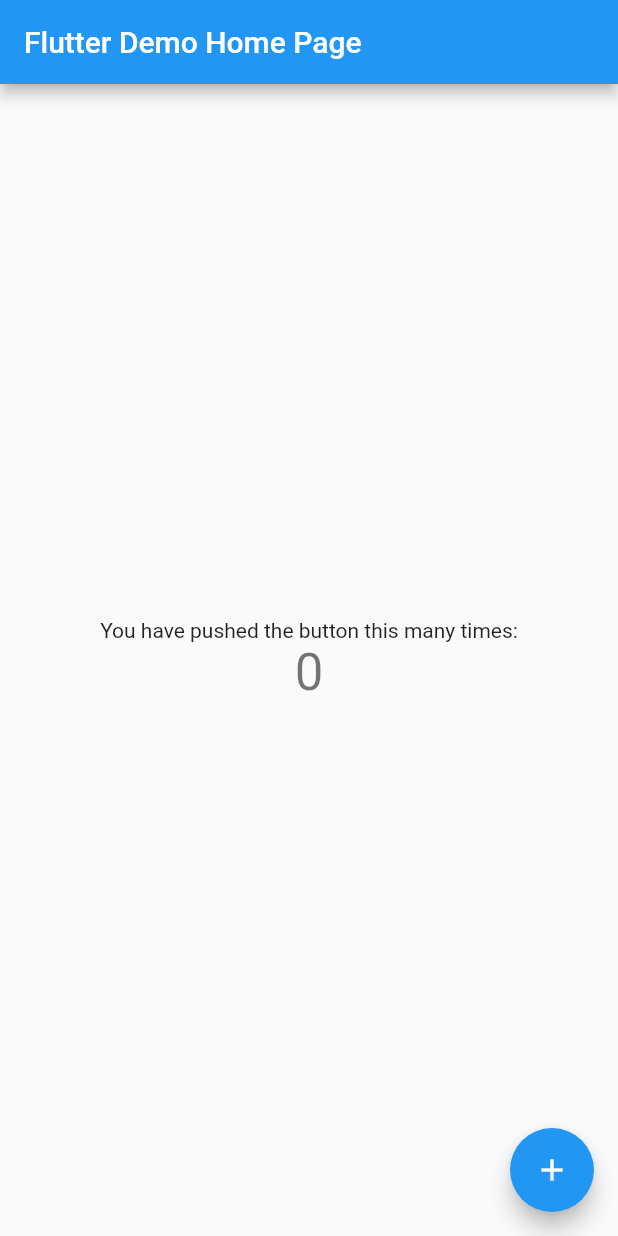
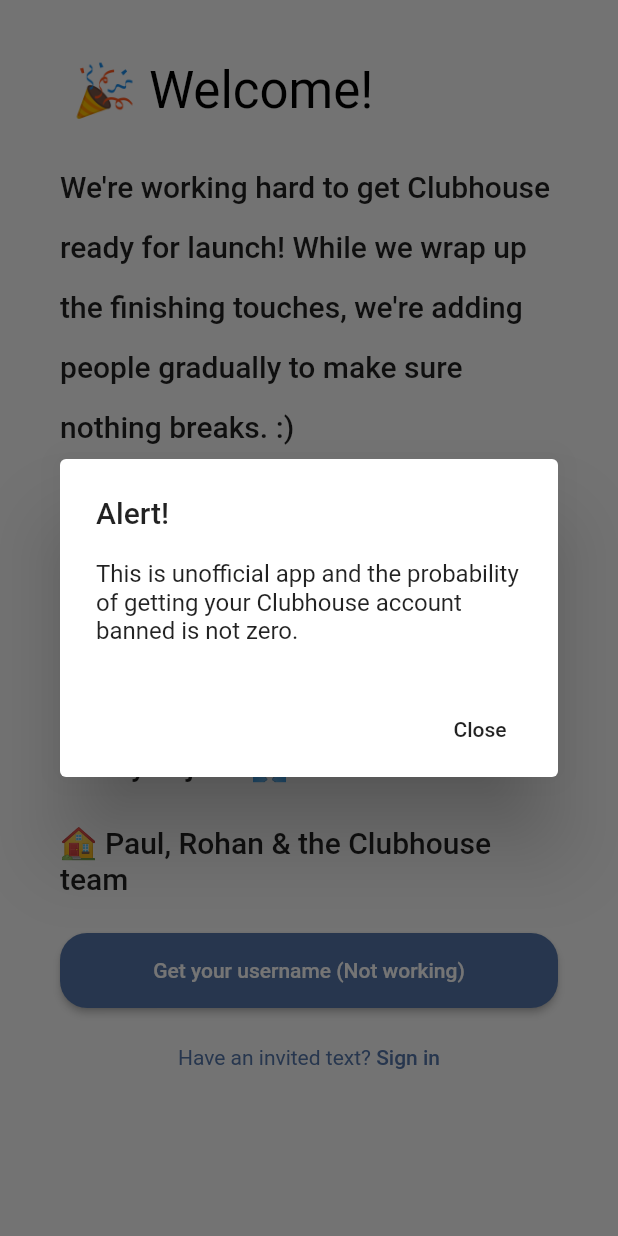
Before and after one commit to markMichail/clubhouse-unofficial, a Flutter app: the screen it shows after launch, on a phone screen of 412 x 824 dp. Run offline on Flutter 3.47's test engine with Material 2 defaults, Android fonts, the phone set to English and light mode, and no system bars; our stand-ins replace shared_preferences.

Commit message:
welcome screen and alert message

```diff
--- a/lib/main.dart
+++ b/lib/main.dart
@@ -1,3 +1,4 @@
+import 'package:club_house_unofficial/screens/welcome_screen.dart';
 import 'package:flutter/material.dart';
 
 void main() {
@@ -5,113 +6,18 @@ void main() {
 }
 
 class MyApp extends StatelessWidget {
-  // This widget is the root of your application.
   @override
   Widget build(BuildContext context) {
     return MaterialApp(
-      title: 'Flutter Demo',
+      title: 'Club House - unofficial',
       theme: ThemeData(
-        // This is the theme of your application.
-        //
-        // Try running your application with "flutter run". You'll see the
-        // application has a blue toolbar. Then, without quitting the app, try
-        // changing the primarySwatch below to Colors.green and then invoke
-        // "hot reload" (press "r" in the console where you ran "flutter run",
-        // or simply save your changes to "hot reload" in a Flutter IDE).
-        // Notice that the counter didn't reset back to zero; the application
-        // is not restarted.
         primarySwatch: Colors.blue,
-        // This makes the visual density adapt to the platform that you run
-        // the app on. For desktop platforms, the controls will be smaller and
-        // closer together (more dense) than on mobile platforms.
         visualDensity: VisualDensity.adaptivePlatformDensity,
       ),
-      home: MyHomePage(title: 'Flutter Demo Home Page'),
+      initialRoute: WelcomeScreen.routeName,
+      routes: {
+        WelcomeScreen.routeName: (context) => WelcomeScreen(),
+      },
     );
   }
 }
-
-class MyHomePage extends StatefulWidget {
-  MyHomePage({Key key, this.title}) : super(key: key);
-
-  // This widget is the home page of your application. It is stateful, meaning
-  // that it has a State object (defined below) that contains fields that affect
-  // how it looks.
-
-  // This class is the configuration for the state. It holds the values (in this
-  // case the title) provided by the parent (in this case the App widget) and
-  // used by the build method of the State. Fields in a Widget subclass are
-  // always marked "final".
-
-  final String title;
-
-  @override
-  _MyHomePageState createState() => _MyHomePageState();
-}
-
-class _MyHomePageState extends State<MyHomePage> {
-  int _counter = 0;
-
-  void _incrementCounter() {
-    setState(() {
-      // This call to setState tells the Flutter framework that something has
-      // changed in this State, which causes it to rerun the build method below
-      // so that the display can reflect the updated values. If we changed
-      // _counter without calling setState(), then the build method would not be
-      // called again, and so nothing would appear to happen.
-      _counter++;
-    });
-  }
-
-  @override
-  Widget build(BuildContext context) {
-    // This method is rerun every time setState is called, for instance as done
-    // by the _incrementCounter method above.
-    //
-    // The Flutter framework has been optimized to make rerunning build methods
-    // fast, so that you can just rebuild anything that needs updating rather
-    // than having to individually change instances of widgets.
-    return Scaffold(
-      appBar: AppBar(
-        // Here we take the value from the MyHomePage object that was created by
-        // the App.build method, and use it to set our appbar title.
-        title: Text(widget.title),
-      ),
-      body: Center(
-        // Center is a layout widget. It takes a single child and positions it
-        // in the middle of the parent.
-        child: Column(
-          // Column is also a layout widget. It takes a list of children and
-          // arranges them vertically. By default, it sizes itself to fit its
-          // children horizontally, and tries to be as tall as its parent.
-          //
-          // Invoke "debug painting" (press "p" in the console, choose the
-          // "Toggle Debug Paint" action from the Flutter Inspector in Android
-          // Studio, or the "Toggle Debug Paint" command in Visual Studio Code)
-          // to see the wireframe for each widget.
-          //
-          // Column has various properties to control how it sizes itself and
-          // how it positions its children. Here we use mainAxisAlignment to
-          // center the children vertically; the main axis here is the vertical
-          // axis because Columns are vertical (the cross axis would be
-          // horizontal).
-          mainAxisAlignment: MainAxisAlignment.center,
-          children: <Widget>[
-            Text(
-              'You have pushed the button this many times:',
-            ),
-            Text(
-              '$_counter',
-              style: Theme.of(context).textTheme.headline4,
-            ),
-          ],
-        ),
-      ),
-      floatingActionButton: FloatingActionButton(
-        onPressed: _incrementCounter,
-        tooltip: 'Increment',
-        child: Icon(Icons.add),
-      ), // This trailing comma makes auto-formatting nicer for build methods.
-    );
-  }
-}
--- /dev/null
+++ b/lib/screens/welcome_screen.dart
@@ -0,0 +1,112 @@
+import 'package:flutter/material.dart';
+import 'package:shared_preferences/shared_preferences.dart';
+
+class WelcomeScreen extends StatefulWidget {
+  static const routeName = '/extractArguments';
+  @override
+  _WelcomeScreenState createState() => _WelcomeScreenState();
+}
+
+class _WelcomeScreenState extends State<WelcomeScreen> {
+  @override
+  void initState() {
+    super.initState();
+    SharedPreferences.getInstance().then((prefs) {
+      if (prefs.getBool("show_warning_message") == null) {
+        WidgetsBinding.instance.addPostFrameCallback(
+          (_) => showDialog(
+            context: context,
+            builder: (context) => AlertDialog(
+              title: Text("Alert!"),
+              content: Text(
+                  "This is unofficial app and the probability of getting your Clubhouse account banned is not zero."),
+              actions: <Widget>[
+                new FlatButton(
+                  child: new Text("Close"),
+                  onPressed: () {
+                    prefs.setBool("show_warning_message", true);
+                    Navigator.of(context).pop();
+                  },
+                ),
+              ],
+            ),
+          ),
+        );
+      }
+    });
+  }
+
+  @override
+  Widget build(BuildContext context) {
+    return Scaffold(
+      body: Padding(
+        padding: const EdgeInsets.all(40.0),
+        child: ListView(
+          children: [
+            Text(
+              " 🎉 Welcome!",
+              style: Theme.of(context)
+                  .textTheme
+                  .headline4
+                  .copyWith(color: Colors.black),
+            ),
+            SizedBox(height: 20.0),
+            Text(
+              "We're working hard to get Clubhouse ready for launch! While we wrap up the finishing touches, we're adding people gradually to make sure nothing breaks. :)",
+              style:
+                  Theme.of(context).textTheme.headline6.copyWith(height: 2.0),
+            ),
+            SizedBox(height: 25.0),
+            Text(
+              "If you don't yet have an invite, you can reserve your username now and we'll get you on very soon. We are so grateful you're here and can't wait to have you join! 🙏🏽",
+              style:
+                  Theme.of(context).textTheme.headline6.copyWith(height: 2.0),
+            ),
+            SizedBox(height: 25.0),
+            Text(
+              "🏠 Paul, Rohan & the Clubhouse team",
+              style: Theme.of(context).textTheme.headline6,
+            ),
+            SizedBox(height: 25.0),
+            MaterialButton(
+              onPressed: () {},
+              child: Text(
+                "Get your username (Not working)",
+                style: TextStyle(color: Colors.white),
+              ),
+              color: Color.fromRGBO(84, 118, 170, 1),
+              padding: EdgeInsets.all(15.0),
+              shape: RoundedRectangleBorder(
+                borderRadius: BorderRadius.circular(18.0),
+              ),
+              height: 50,
+            ),
+            SizedBox(height: 25),
+            Row(
+              mainAxisAlignment: MainAxisAlignment.center,
+              children: [
+                Text(
+                  "Have an invited text? ",
+                  style: Theme.of(context)
+                      .textTheme
+                      .bodyText2
+                      .copyWith(color: Color.fromRGBO(84, 118, 170, 1)),
+                ),
+                InkWell(
+                  onTap: () {},
+                  child: Text(
+                    "Sign in",
+                    style: Theme.of(context)
+                        .textTheme
+                        .bodyText1
+                        .copyWith(color: Color.fromRGBO(84, 118, 170, 1)),
+                  ),
+                )
+              ],
+            )
+          ],
+        ),
+      ),
+    );
+  }
+}
```
Also changed, not shown: pubspec.yaml (+1 -9 lines), pubspec.lock.
